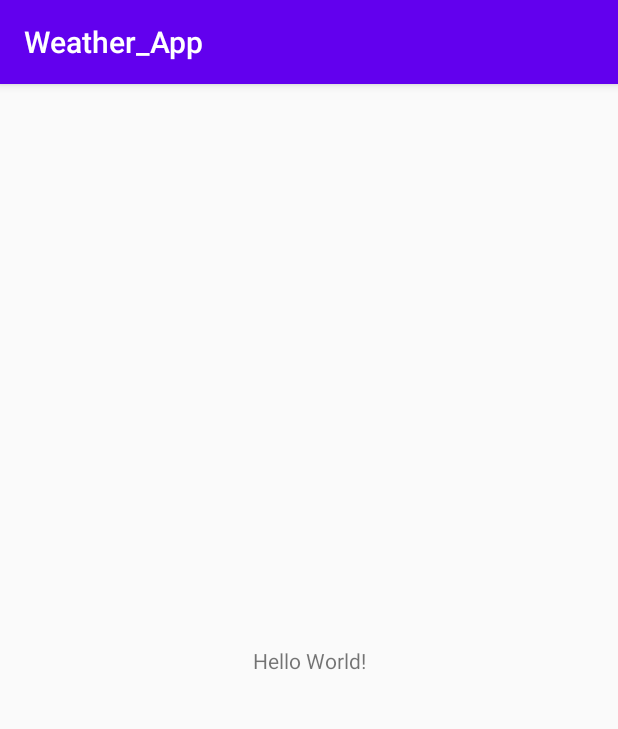
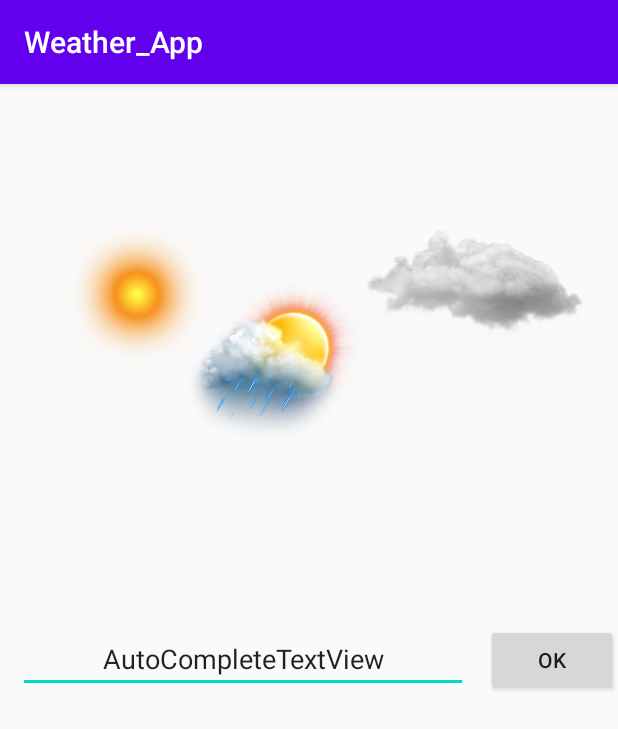
Before and after one commit to sharif-dev/Bone-Weather-Repo, an Android app: the screen it shows after launch (MainActivity), on a phone screen of 412 x 824 dp. Shown: the top 729 px of the screen. Run offline under Robolectric (Android 15) with nearby library versions, the phone set to English and light mode, and no system bars.

Commit message:
first page

```diff
--- a/app/build.gradle
+++ b/app/build.gradle
@@ -5,7 +5,7 @@ android {
     buildToolsVersion "29.0.3"
 
     defaultConfig {
-        applicationId "com.example.weather_app"
+        applicationId "com.example.weather"
         minSdkVersion 21
         targetSdkVersion 28
         versionCode 1
--- a/app/src/main/res/layout/activity_main.xml
+++ b/app/src/main/res/layout/activity_main.xml
@@ -6,13 +6,60 @@
     android:layout_height="match_parent"
     tools:context=".MainActivity">
 
-    <TextView
+    <ImageView
+        android:id="@+id/imageView"
+        android:layout_width="171dp"
+        android:layout_height="129dp"
+        app:layout_constraintBottom_toTopOf="@+id/autoCompleteTextView"
+        app:layout_constraintEnd_toEndOf="parent"
+        app:layout_constraintHorizontal_bias="0.945"
+        app:layout_constraintStart_toStartOf="parent"
+        app:layout_constraintTop_toTopOf="parent"
+        app:layout_constraintVertical_bias="0.283"
+        app:srcCompat="@drawable/cloud" />
+
+    <AutoCompleteTextView
+        android:id="@+id/autoCompleteTextView"
+        android:layout_width="300dp"
+        android:layout_height="43dp"
+        android:gravity="center"
+        android:text="AutoCompleteTextView"
+        app:layout_constraintBottom_toBottomOf="parent"
+        app:layout_constraintEnd_toStartOf="@+id/button"
+        app:layout_constraintStart_toStartOf="parent"
+        app:layout_constraintTop_toTopOf="parent" />
+
+    <ImageView
+        android:id="@+id/imageView2"
+        android:layout_width="105dp"
+        android:layout_height="90dp"
+        app:layout_constraintBottom_toTopOf="@+id/autoCompleteTextView"
+        app:layout_constraintEnd_toStartOf="@+id/imageView"
+        app:layout_constraintHorizontal_bias="0.319"
+        app:layout_constraintStart_toStartOf="parent"
+        app:layout_constraintTop_toTopOf="parent"
+        app:layout_constraintVertical_bias="0.35"
+        app:srcCompat="@drawable/sun2" />
+
+    <ImageView
+        android:id="@+id/imageView3"
+        android:layout_width="121dp"
+        android:layout_height="129dp"
+        app:layout_constraintBottom_toTopOf="@+id/autoCompleteTextView"
+        app:layout_constraintEnd_toEndOf="parent"
+        app:layout_constraintHorizontal_bias="0.42"
+        app:layout_constraintStart_toStartOf="parent"
+        app:layout_constraintTop_toTopOf="@+id/imageView2"
+        app:layout_constraintVertical_bias="0.206"
+        app:srcCompat="@drawable/raily_cloud" />
+
+    <Button
+        android:id="@+id/button"
         android:layout_width="wrap_content"
         android:layout_height="wrap_content"
-        android:text="Hello World!"
+        android:text="@string/select_city_bottom"
         app:layout_constraintBottom_toBottomOf="parent"
-        app:layout_constraintLeft_toLeftOf="parent"
-        app:layout_constraintRight_toRightOf="parent"
+        app:layout_constraintEnd_toEndOf="parent"
         app:layout_constraintTop_toTopOf="parent" />
 
 </androidx.constraintlayout.widget.ConstraintLayout>
--- a/app/src/main/res/values/strings.xml
+++ b/app/src/main/res/values/strings.xml
@@ -1,4 +1,5 @@
 <resources>
     <string name="app_name">Weather_App</string>
     <string name="map_box_token">sg</string>
+    <string name="select_city_bottom">ok</string>
 </resources>
```
Also changed, not shown: app/src/main/res/drawable/cloud.png (added), app/src/main/res/drawable/raily_cloud.png (added), app/src/main/res/drawable/sun2.png (added), 1 other file.
